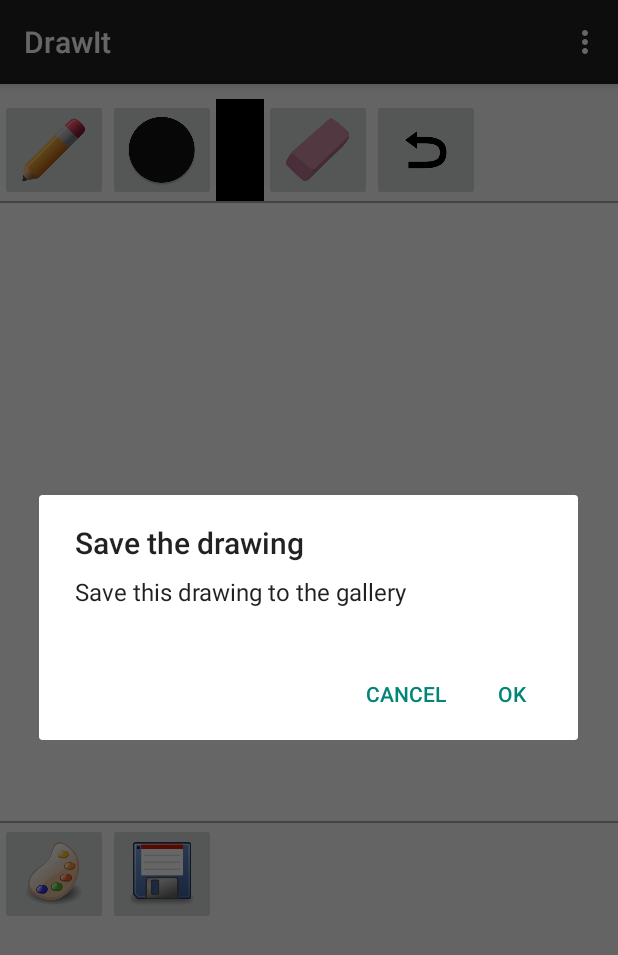
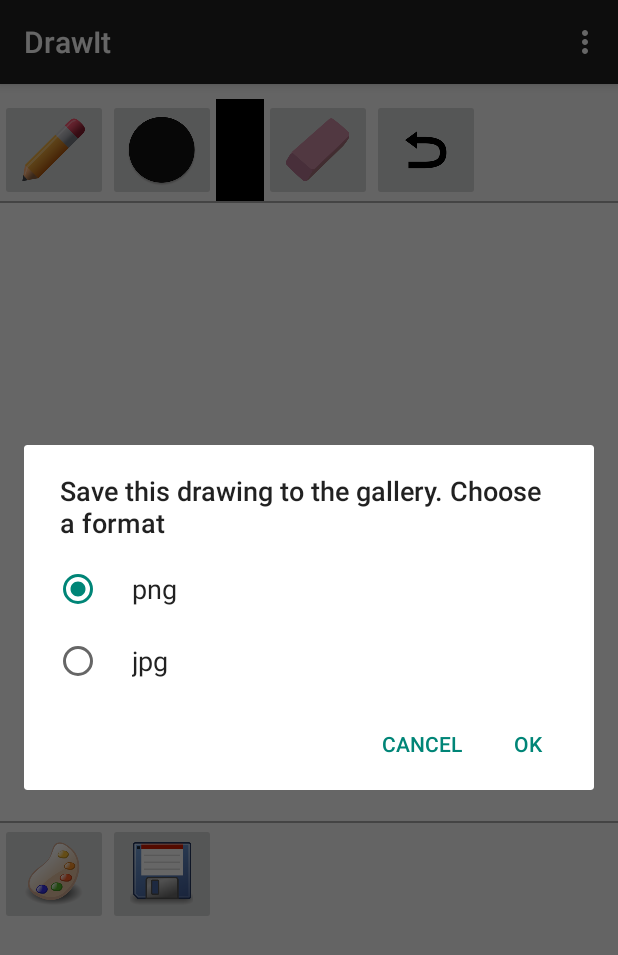
Before and after one commit to aleixpb2/DrawIt, an Android app: the screen it shows after launch (MainActivity), after a tap on an icon or button, on a phone screen of 412 x 824 dp. Shown: the top 955 px of the screen. Run offline under Robolectric (Android 15) with nearby library versions, the phone set to English and light mode, and no system bars.

Commit message:
Format + ask to exit

```diff
--- a/app/src/main/java/com/aleix/drawit/MainActivity.java
+++ b/app/src/main/java/com/aleix/drawit/MainActivity.java
@@ -32,8 +32,9 @@ public class MainActivity extends ActionBarActivity{
     private ImageButton newImageButton;
     private ImageButton saveButton;
 
-    String[] resolutions;
-    String resolution;
+    private String[] resolutions;
+    private String resolution;
+    private String[] formats;
 
     @Override
     protected void onCreate(Bundle savedInstanceState) {
@@ -41,7 +42,9 @@ public class MainActivity extends ActionBarActivity{
         setContentView(R.layout.activity_main);
 
         resolutions = getResources().getStringArray(R.array.resolutions);
-        resolution = resolutions[1]; /*512*512*/
+        resolution = resolutions[1]; /*512*512*/ // Not needed...
+
+        formats = getResources().getStringArray(R.array.formats);
 
         // setUp();
         mCustomDrawItView = (customDrawItView) findViewById(R.id.customDrawItView);
@@ -106,7 +109,7 @@ public class MainActivity extends ActionBarActivity{
                 resolution = resolutions[1]; //512*512
                 Log.d("Default res", resolution);
                 AlertDialog.Builder dialog = new AlertDialog.Builder(MainActivity.this);
-                dialog.setTitle("Choose a resolution. The current drawing will be deleted")
+                dialog.setTitle("Choose the new resolution. This drawing will be deleted")
                         .setSingleChoiceItems(resolutions, 1 /*512*512*/, new DialogInterface.OnClickListener() {
                             @Override
                             public void onClick(DialogInterface dialog, int which) {
@@ -133,16 +136,24 @@ public class MainActivity extends ActionBarActivity{
         });
 
         saveButton.setOnClickListener(new View.OnClickListener() {
+
+            String format = formats[0]; /*png*/
             @Override
             public void onClick(View v) {
-
+                Log.d("Default format", format);
                 AlertDialog.Builder dialog = new AlertDialog.Builder(MainActivity.this);
-                dialog.setTitle("Save the drawing")
-                      .setMessage("Save this drawing to the gallery")
+                dialog.setTitle("Save this drawing to the gallery. Choose a format")
+                        .setSingleChoiceItems(formats, 0 /*png*/, new DialogInterface.OnClickListener() {
+                            @Override
+                            public void onClick(DialogInterface dialog, int which) {
+                                format = formats[which];
+                                Log.d("Format clicked", format);
+                            }
+                        })
                         .setPositiveButton("Ok", new DialogInterface.OnClickListener() {
                             @Override
                             public void onClick(DialogInterface dialog, int which) {
-                              boolean saved = saveImage(); // too much code here, better with this function
+                                boolean saved = saveImage(format); // too much code here, better with this function
                                 if (saved)
                                     Toast.makeText(getApplicationContext(), "Saved", Toast.LENGTH_SHORT).show();
                                 else
@@ -162,7 +173,7 @@ public class MainActivity extends ActionBarActivity{
         /* Fi del setUp */
     }
 
-    private  boolean saveImage(){
+    private  boolean saveImage(String format){ // png o jpg
         final String LOG_TAG = "saveImage";
         boolean writable = Environment.MEDIA_MOUNTED.equals(
                 Environment.getExternalStorageState());
@@ -188,10 +199,12 @@ public class MainActivity extends ActionBarActivity{
         }
 
         String name = String.valueOf(System.currentTimeMillis());
-        File file = new File(directory, name + ".png");
+        File file = new File(directory, name + "." + format);
         try{
             FileOutputStream fileOS = new FileOutputStream(file);
-            bitmap.compress(Bitmap.CompressFormat.PNG, 100, fileOS);
+            Bitmap.CompressFormat compressFormat = format.equals("png")?
+                    Bitmap.CompressFormat.PNG : Bitmap.CompressFormat.JPEG;
+            bitmap.compress(compressFormat, 100, fileOS);
             fileOS.flush();
             fileOS.close();
             MediaScannerConnection.scanFile(getApplicationContext(), new String[]{file.getAbsolutePath()}, null, null);
@@ -203,6 +216,28 @@ public class MainActivity extends ActionBarActivity{
         Log.i(LOG_TAG, "Image saved to" + file.toString());
         return true;
     }
+
+    @Override
+    public void onBackPressed() {
+        // Ask to leave
+        AlertDialog.Builder dialog = new AlertDialog.Builder(MainActivity.this);
+        dialog.setTitle("Really exit?")
+                .setMessage("The drawing will be deleted")
+                .setPositiveButton("Ok", new DialogInterface.OnClickListener() {
+                    @Override
+                    public void onClick(DialogInterface dialog, int which) {
+                        MainActivity.super.onBackPressed();
+                    }
+                })
+                .setNegativeButton("Cancel", new DialogInterface.OnClickListener() {
+                    @Override
+                    public void onClick(DialogInterface dialog, int which) {
+                        dialog.cancel();
+                    }
+                })
+                .show();
+    }
+
 
     @Override
     public boolean onCreateOptionsMenu(Menu menu) {
--- a/app/src/main/res/values/arrays.xml
+++ b/app/src/main/res/values/arrays.xml
@@ -6,5 +6,9 @@
         <item>256*256</item>
         <item>128*128</item>
     </string-array>
+    <string-array name="formats">
+        <item>png</item>
+        <item>jpg</item>
+    </string-array>
 
 </resources>
```
Lines whose indentation alone changed are shown as unchanged.
